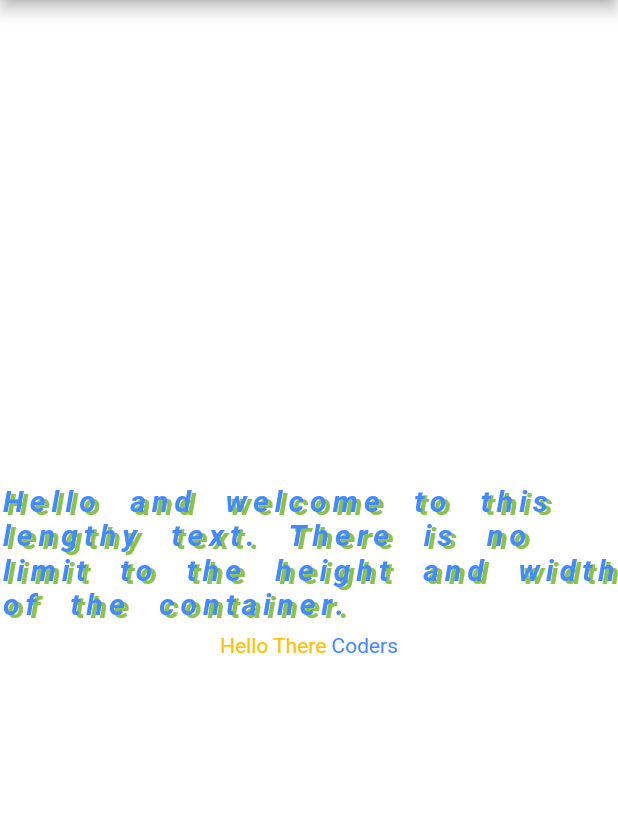
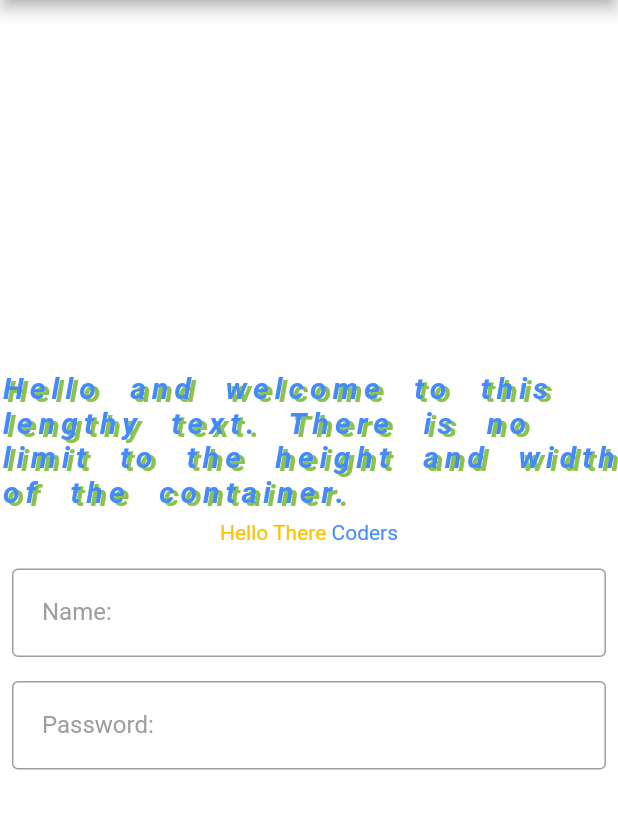
Before and after one commit to KramStyles/intro_flutter, a Flutter app: the screen it shows after launch, on a phone screen of 412 x 824 dp, the part 84-913 px from its top. Run offline on Flutter 3.47's test engine with Material 2 defaults, Android fonts, the phone set to English and light mode, and no system bars.

Commit message:
added the text field. impressive

```diff
--- a/lib/main.dart
+++ b/lib/main.dart
@@ -51,6 +51,37 @@ class MyApp extends StatelessWidget {
                   )
                 ]
             )),
+            ),
+            Padding(
+              padding: const EdgeInsets.all(8.0),
+              child: TextField(
+                decoration: InputDecoration(
+                  // border: InputBorder.none,
+                  border: OutlineInputBorder(),
+                  contentPadding: EdgeInsets.all(20),
+                  labelText: "Name: ",
+                  hintText: "Enter your Name: ",
+                  labelStyle: TextStyle(
+                    color: Colors.grey
+                  )
+                ),
+              ),
+            ),
+            Padding(
+              padding: const EdgeInsets.all(8.0),
+              child: TextField(
+                obscureText: true,
+                obscuringCharacter: '#',
+                decoration: InputDecoration(
+                  border: OutlineInputBorder(),
+                  contentPadding: EdgeInsets.all(20),
+                  labelText: "Password: ",
+                  hintText: "Enter Security Key: ",
+                  labelStyle: TextStyle(
+                    color: Colors.grey,
+                  )
+                ),
+              ),
             )
 
           ],
```
